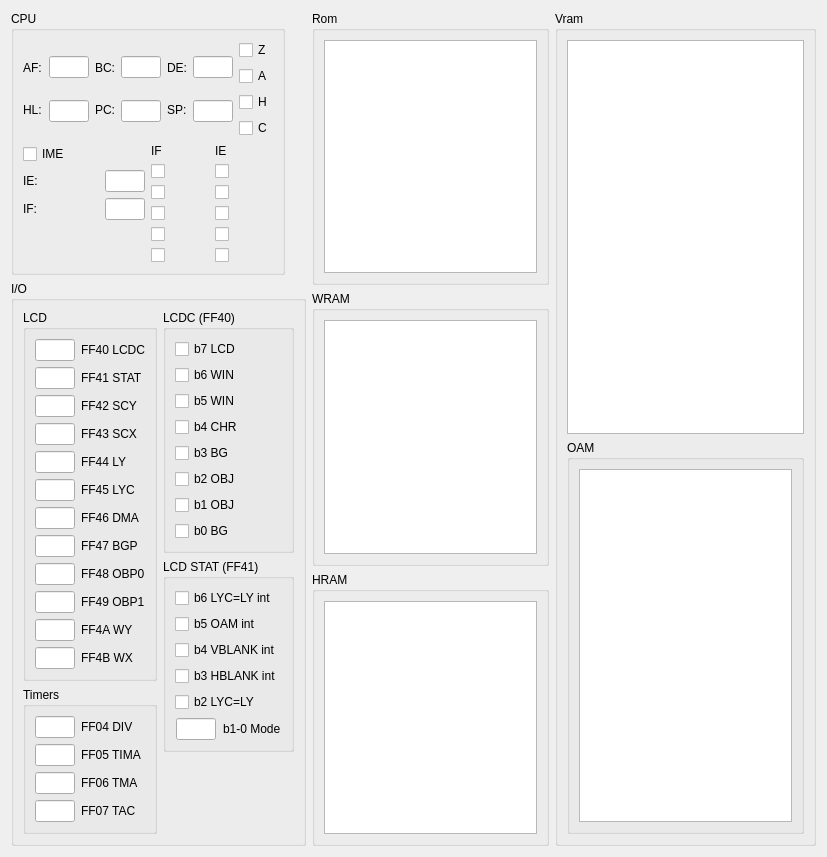
Before: the Qt Designer form debugDialog.ui in brNX/gameboy-emu, drawn with Qt 5.
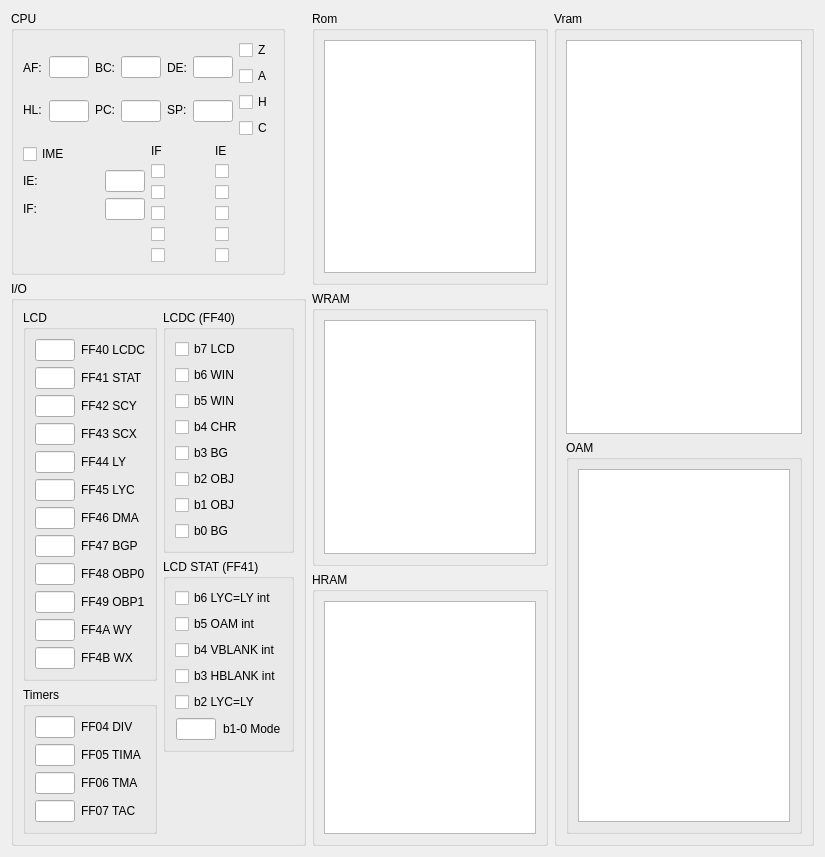
After: the same form once the commit is applied.

```diff
--- a/debugDialog.ui
+++ b/debugDialog.ui
@@ -9,8 +9,8 @@
    <rect>
     <x>0</x>
     <y>0</y>
-    <width>827</width>
-    <height>820</height>
+    <width>825</width>
+    <height>818</height>
    </rect>
   </property>
   <property name="windowTitle">
```
Left out of the diff: 2 changed lines with no effect on the pictures.
